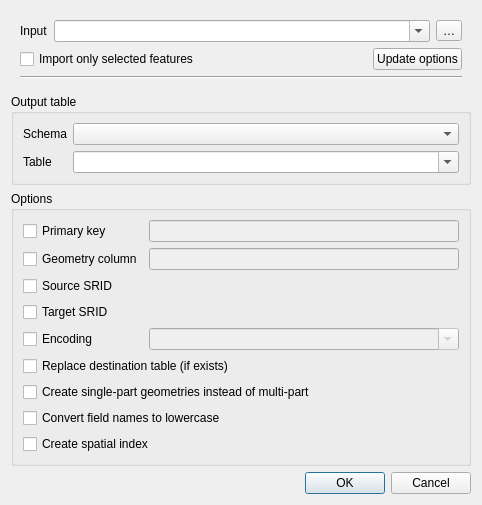
Above: python/plugins/db_manager/ui/DlgImportVector.ui from qgis/QGIS before the change. Below: the same form after it.
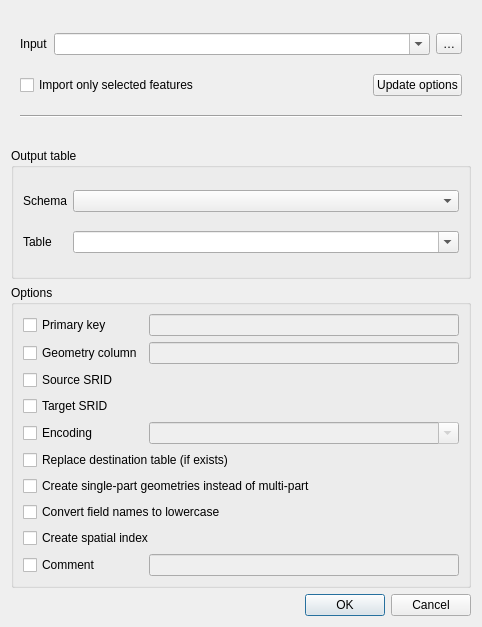
That is the form after the change. Custom widgets are drawn as their Qt base class.

Commit message: Add comment option on db_manager pluging postgis tables

Patch:
```diff
--- a/python/plugins/db_manager/ui/DlgImportVector.ui
+++ b/python/plugins/db_manager/ui/DlgImportVector.ui
@@ -7,7 +7,7 @@
     <x>0</x>
     <y>0</y>
     <width>482</width>
-    <height>496</height>
+    <height>627</height>
    </rect>
   </property>
   <property name="windowTitle">
@@ -254,6 +254,20 @@
         </property>
        </widget>
       </item>
+      <item row="10" column="0">
+       <widget class="QCheckBox" name="chkCom">
+        <property name="text">
+         <string>Comment</string>
+        </property>
+       </widget>
+      </item>
+      <item row="10" column="1">
+       <widget class="QLineEdit" name="editCom">
+        <property name="enabled">
+         <bool>false</bool>
+        </property>
+       </widget>
+      </item>
      </layout>
     </widget>
    </item>
```
The commit also changes 3 other files.
